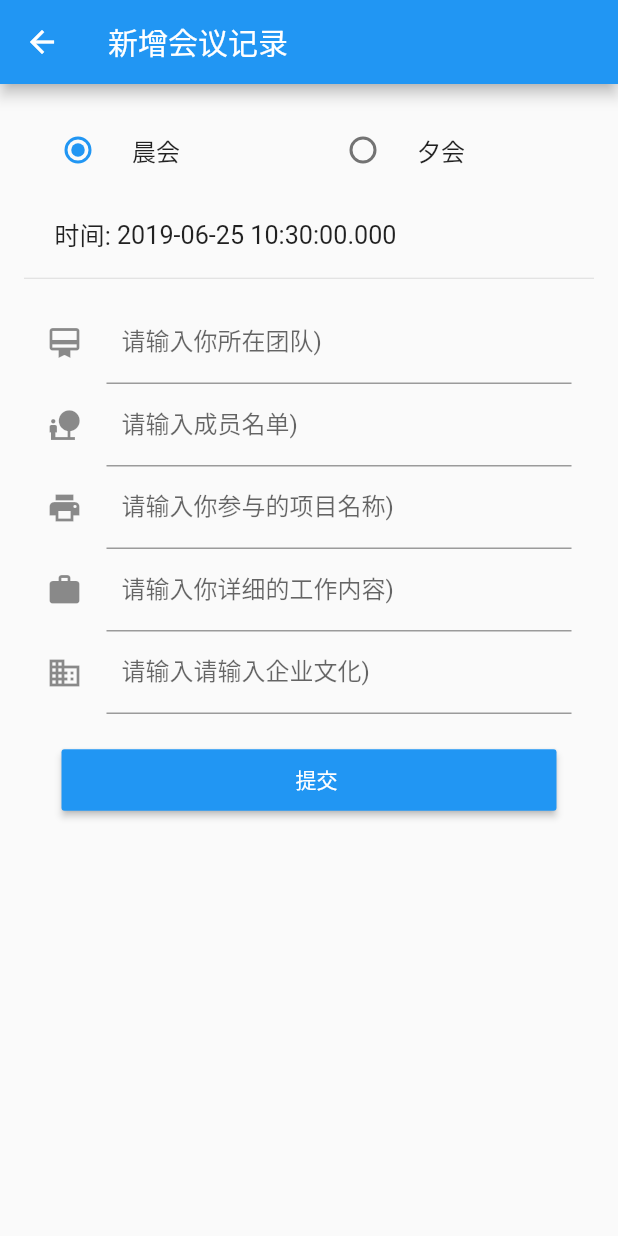
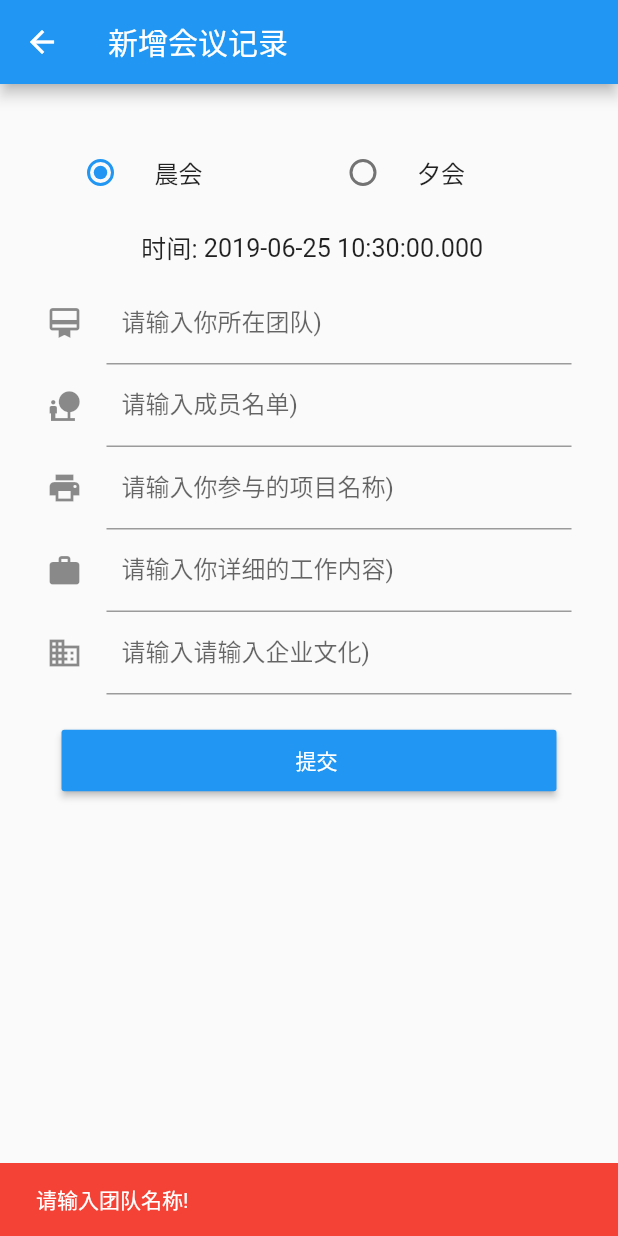
Before and after one commit to solopor/Mite, a Flutter app: the PageMeetingAdd screen opened directly, after a tap on "提交", on a phone screen of 412 x 824 dp. Run offline on Flutter 3.47's test engine with Material 2 defaults, Android fonts, the phone set to English and light mode, and no system bars; our stand-ins replace sqflite; accounts and stored records are empty.

Commit message:
新增添加记录数据库操作

```diff
--- a/lib/page_meeting_add.dart
+++ b/lib/page_meeting_add.dart
@@ -1,9 +1,7 @@
 import 'package:flutter/material.dart';
-import 'package:marquee_flutter/marquee_flutter.dart';
-
-import 'package:mite/db/table/metting_record.dart';
 import 'package:mite/db/db_action_impl.dart';
 import 'package:mite/db/db_action.dart';
+import 'package:mite/db/table/metting_record.dart';
 
 //text: "客户第一 | 团结协作 | 重在执行 | 激情澎湃 | 积德行善",
 // ignore: must_be_immutable
@@ -38,9 +36,6 @@ class PageMeetingAddState extends State<PageMeetingAdd> {
               //显式指定对齐方式为左对齐，排除对齐干扰
               crossAxisAlignment: CrossAxisAlignment.start,
               children: <Widget>[
-            MeetingType(),
-            MeetingAddTime(),
-            new Divider(height: 1.0),
                 MeetingContentInput(),
               ],
             ),
@@ -62,170 +57,10 @@ class MeetingContentInputState extends State<MeetingContentInput> {
   var projectName;
   var workConent;
   var culture;
-
-  @override
-  void initState() {
-    super.initState();
-  }
-
-  @override
-  Widget build(BuildContext context) {
-    return Container(
-      margin: EdgeInsets.only(left: 15, top: 15, right: 15),
-      child: Column(
-        children: <Widget>[
-          _buildTeamName(),
-          _buildMemberName(),
-          _buildProjectName(),
-          _buildWorkContent(),
-          _buildCulture(),
-          _buildSubmitBtn()
-        ],
-      ),
-    );
-  }
-
-  _buildTeamName() {
-    return TextField(
-      keyboardType: TextInputType.number,
-      decoration: InputDecoration(
-        contentPadding: EdgeInsets.all(10.0),
-        icon: Icon(Icons.card_membership),
-        labelText: '请输入你所在团队)',
-      ),
-      onChanged: getInputGroupName,
-      autofocus: false,
-    );
-  }
-
-  _buildMemberName() {
-    return TextField(
-      keyboardType: TextInputType.number,
-      decoration: InputDecoration(
-        contentPadding: EdgeInsets.all(10.0),
-        icon: Icon(Icons.nature_people),
-        labelText: '请输入成员名单)',
-      ),
-      onChanged: getInputMember,
-      autofocus: false,
-    );
-  }
-
-  _buildProjectName() {
-    return TextField(
-      keyboardType: TextInputType.number,
-      decoration: InputDecoration(
-        contentPadding: EdgeInsets.all(10.0),
-        icon: Icon(Icons.print),
-        labelText: '请输入你参与的项目名称)',
-      ),
-      onChanged: getInputProjectName,
-      autofocus: false,
-    );
-  }
-
-  _buildWorkContent() {
-    return TextField(
-      keyboardType: TextInputType.number,
-      decoration: InputDecoration(
-        contentPadding: EdgeInsets.all(10.0),
-        icon: Icon(Icons.work),
-        labelText: '请输入你详细的工作内容)',
-      ),
-      onChanged: getInputWorkContent,
-      autofocus: false,
-    );
-  }
-
-  _buildCulture() {
-    return TextField(
-      keyboardType: TextInputType.number,
-      decoration: InputDecoration(
-        contentPadding: EdgeInsets.all(10.0),
-        icon: Icon(Icons.business),
-        labelText: '请输入请输入企业文化)',
-      ),
-      onChanged: getInputWorkCulture,
-      autofocus: false,
-    );
-  }
-
-  _buildSubmitBtn() {
-    return new Padding(
-      padding: new EdgeInsets.fromLTRB(10.0, 20.0, 10.0, 20.0),
-      child: new Row(
-        children: <Widget>[
-          new Expanded(
-            child: new RaisedButton(
-              onPressed: submit,
-              //通过控制 Text 的边距来控制控件的高度
-              child: new Padding(
-                padding: new EdgeInsets.fromLTRB(10.0, 10.0, 0.0, 10.0),
-                child: new Text("提交"),
-              ),
-              color: Colors.blue,
-              textColor: Colors.white,
-            ),
-          ),
-        ],
-      ),
-    );
-  }
-
-  void submit() {
-    print("groupName" +
-        groupName +
-        "\n" +
-        "projectName" +
-        projectName +
-        "\n" +
-        "workConent" +
-        workConent +
-        "\n" +
-        "culture" +
-        culture +
-        "\n" +
-        "memberName" +
-        memberName +
-        "\n");
-  }
-
-//
-  ///获取团队名称
-  void getInputGroupName(String value) {
-    groupName = value;
-  }
-
-  ///获取项目名称
-  void getInputProjectName(String value) {
-    projectName = value;
-  }
-
-  ///获取详细的工作内容
-  void getInputWorkContent(String value) {
-    workConent = value;
-  }
-
-  ///获取企业文化
-  void getInputWorkCulture(String value) {
-    culture = value;
-  }
-
-  ///获取成员组成
-  void getInputMember(String value) {
-    memberName = value;
-  }
-}
-
-class MeetingAddTime extends StatefulWidget {
-  @override
-  State<StatefulWidget> createState() {
-    return new MeetingAddTimeState();
-  }
-}
-
-class MeetingAddTimeState extends State<MeetingAddTime> {
+  var meetingType = "TYPE_MORING";
   var dateTime;
+  final DbAction dbAction = new DbActionImpl();
+  var result;
 
   @override
   void initState() {
@@ -235,37 +70,24 @@ class MeetingAddTimeState extends State<MeetingAddTime> {
 
   @override
   Widget build(BuildContext context) {
-    return Padding(
-      padding: EdgeInsets.all(16.0),
-      child: Row(
-          mainAxisSize: MainAxisSize.min,
-          mainAxisAlignment: MainAxisAlignment.center,
+    return Container(
+      margin: EdgeInsets.only(left: 15, top: 15, right: 15),
+      child: Column(
         children: <Widget>[
-            Text(
-              " 时间: ",
-              textScaleFactor: 1.2,
+          _buildMeetingType(),
+          _buildTime(),
+          _buildTeamName(),
+          _buildMemberName(),
+          _buildProjectName(),
+          _buildWorkContent(),
+          _buildCulture(),
+          _buildSubmitBtn(context)
+        ],
       ),
-            Text(
-              dateTime.toString(),
-              textScaleFactor: 1.2,
-            ),
-          ]),
     );
   }
-}
 
-class MeetingType extends StatefulWidget {
-  @override
-  State<StatefulWidget> createState() {
-    return new MeetingTypeState();
-  }
-}
-
-class MeetingTypeState extends State<MeetingType> {
-  String meetingType = "TYPE_MORING";
-
-  @override
-  Widget build(BuildContext context) {
+  _buildMeetingType() {
     return Row(
       children: <Widget>[
         Flexible(
@@ -295,149 +117,202 @@ class MeetingTypeState extends State<MeetingType> {
       ],
     );
   }
+
+  _buildTime() {
+    return Padding(
+      padding: EdgeInsets.all(10.0),
+      child: Row(
+          mainAxisSize: MainAxisSize.min,
+          mainAxisAlignment: MainAxisAlignment.start,
+          children: <Widget>[
+            Text(
+              " 时间: ",
+              textScaleFactor: 1.2,
+            ),
+            Text(
+              dateTime.toString(),
+              textScaleFactor: 1.2,
+            ),
+          ]),
+    );
   }
 
-//  DateTime _dateTime;
-//  var result;
-//  DbAction dbAction = new DbActionImpl();
-//  var groupName;
-//  var memberName;
-//  var projectName;
-//  var workConent;
-//  var culture;
-//  String meetingType = 'TYPE_MORING';
-//  _dateTime = new DateTime.now();
+  _buildTeamName() {
+    return TextField(
+      keyboardType: TextInputType.text,
+      decoration: InputDecoration(
+        contentPadding: EdgeInsets.all(10.0),
+        icon: Icon(Icons.card_membership),
+        labelText: '请输入你所在团队)',
+      ),
+      onChanged: getInputGroupName,
+      autofocus: false,
+    );
+  }
 
-//  @override
-//  Widget build(BuildContext context) {
-//    return Scaffold(
-//        appBar: AppBar(
-//          title: Text('新增会议记录'),
-//        ),
-//        body: Column(
-//          //测试Row对齐方式，排除Column默认居中对齐的干扰
-//          crossAxisAlignment: CrossAxisAlignment.start,
-//          children: <Widget>[
-//            Row(
-//              children: <Widget>[
-//                Flexible(
-//                  child: RadioListTile<String>(
-//                    value: 'TYPE_MORING',
-//                    title: Text('晨会'),
-//                    groupValue: meetingType,
-//                    onChanged: (value) {
-//                      setState(() {
-//                        meetingType = value;
-//                      });
-//                    },
-//                  ),
-//                ),
-//                Flexible(
-//                  child: RadioListTile<String>(
-//                    value: 'TYPE_EVENING',
-//                    title: Text('夕会'),
-//                    groupValue: meetingType,
-//                    onChanged: (value) {
-//                      setState(() {
-//                        meetingType = value;
-//                      });
-//                    },
-//                  ),
-//                ),
-//              ],
-//            ),
-//            Row(
-//              mainAxisSize: MainAxisSize.min,
-//              mainAxisAlignment: MainAxisAlignment.center,
-//              children: <Widget>[
-//                Text(
-//                  " 时间: ",
-//                  textScaleFactor: 1.2,
-//                ),
-//                Text(
-//                  _dateTime.toString(),
-//                  textScaleFactor: 1.2,
-//                ),
-//              ],
-//            ),
-//            TextField(
-//              keyboardType: TextInputType.number,
-//              decoration: InputDecoration(
-//                contentPadding: EdgeInsets.all(10.0),
-//                icon: Icon(Icons.text_fields),
-//                labelText: '请输入你所在团队)',
-//                helperText: '请输入你的团队名称',
-//              ),
-//              onChanged: getInputGroupName,
-//              autofocus: false,
-//            ),
-//            TextField(
-//              keyboardType: TextInputType.number,
-//              decoration: InputDecoration(
-//                contentPadding: EdgeInsets.all(10.0),
-//                icon: Icon(Icons.text_fields),
-//                labelText: '请输入成员名单)',
-//                helperText: '请输入你的成员',
-//              ),
-//              onChanged: getInputMember,
-//              autofocus: false,
-//            ),
-//            TextField(
-//              keyboardType: TextInputType.number,
-//              decoration: InputDecoration(
-//                contentPadding: EdgeInsets.all(10.0),
-//                icon: Icon(Icons.text_fields),
-//                labelText: '请输入项目)',
-//                helperText: '请输入你参与的项目名称',
-//              ),
-//              onChanged: getInputProjectName,
-//              autofocus: false,
-//            ),
-//            TextField(
-//              keyboardType: TextInputType.number,
-//              decoration: InputDecoration(
-//                contentPadding: EdgeInsets.all(10.0),
-//                icon: Icon(Icons.text_fields),
-//                labelText: '请输入你的工作内容)',
-//                helperText: '请输入你详细的工作内容',
-//              ),
-//              onChanged: getInputWorkContent,
-//              autofocus: false,
-//            ),
-//            TextField(
-//              keyboardType: TextInputType.number,
-//              decoration: InputDecoration(
-//                contentPadding: EdgeInsets.all(10.0),
-//                icon: Icon(Icons.text_fields),
-//                labelText: '请输入企业文化)',
-//                helperText: '请输入请输入企业文化',
-//              ),
-//              onChanged: getInputWorkCulture,
-//              autofocus: false,
-//            ),
-//            new Padding(
-//              padding: new EdgeInsets.fromLTRB(10.0, 20.0, 10.0, 20.0),
-//              child: new Row(
-//                children: <Widget>[
-//                  new Expanded(
-//                    child: new RaisedButton(
-//                      onPressed: submit,
-//                      //通过控制 Text 的边距来控制控件的高度
-//                      child: new Padding(
-//                        padding: new EdgeInsets.fromLTRB(10.0, 10.0, 0.0, 10.0),
-//                        child: new Text("提交"),
-//                      ),
-//                      color: Colors.blue,
-//                      textColor: Colors.white,
-//                    ),
-//                  ),
-//                ],
-//              ),
-//            ),
-//          ],
-//        ));
-//  }
+  _buildMemberName() {
+    return TextField(
+      keyboardType: TextInputType.text,
+      decoration: InputDecoration(
+        contentPadding: EdgeInsets.all(10.0),
+        icon: Icon(Icons.nature_people),
+        labelText: '请输入成员名单)',
+      ),
+      onChanged: getInputMember,
+      autofocus: false,
+    );
+  }
+
+  _buildProjectName() {
+    return TextField(
+      keyboardType: TextInputType.text,
+      decoration: InputDecoration(
+        contentPadding: EdgeInsets.all(10.0),
+        icon: Icon(Icons.print),
+        labelText: '请输入你参与的项目名称)',
+      ),
+      onChanged: getInputProjectName,
+      autofocus: false,
+    );
+  }
+
+  _buildWorkContent() {
+    return TextField(
+      keyboardType: TextInputType.text,
+      decoration: InputDecoration(
+        contentPadding: EdgeInsets.all(10.0),
+        icon: Icon(Icons.work),
+        labelText: '请输入你详细的工作内容)',
+      ),
+      onChanged: getInputWorkContent,
+      autofocus: false,
+    );
+  }
+
+  _buildCulture() {
+    return TextField(
+      keyboardType: TextInputType.text,
+      decoration: InputDecoration(
+        contentPadding: EdgeInsets.all(10.0),
+        icon: Icon(Icons.business),
+        labelText: '请输入请输入企业文化)',
+      ),
+      onChanged: getInputWorkCulture,
+      autofocus: false,
+    );
+  }
+
+  _buildSubmitBtn(BuildContext context) {
+    return new Padding(
+      padding: new EdgeInsets.fromLTRB(10.0, 20.0, 10.0, 20.0),
+      child: new Row(
+        children: <Widget>[
+          new Expanded(
+            child: new RaisedButton(
+              onPressed: () {
+                submit(context);
+              },
+              //通过控制 Text 的边距来控制控件的高度
+              child: new Padding(
+                padding: new EdgeInsets.fromLTRB(10.0, 10.0, 0.0, 10.0),
+                child: new Text("提交"),
+              ),
+              color: Colors.blue,
+              textColor: Colors.white,
+            ),
+          ),
+        ],
+      ),
+    );
+  }
+
+  void submit(BuildContext context) async {
+    String time = dateTime.toString().split(".")[0];
+
+    if (meetingType == null || meetingType.length < 1) {
+      showMsg(context, "请选择会议类型!");
+      return;
+    }
+
+    if (time == null || time.length < 1) {
+      showMsg(context, "获取时间失败!");
+      return;
+    }
+
+    if (groupName == null || groupName.length < 1) {
+      showMsg(context, "请输入团队名称!");
+      return;
+    }
+
+    if (projectName == null || projectName.length < 1) {
+      showMsg(context, "请输入项目名称!");
+      return;
+    }
+
+    if (workConent == null || workConent.length < 1) {
+      showMsg(context, "请输入工作内容!");
+      return;
+    }
+
+    if (memberName == null || memberName.length < 1) {
+      showMsg(context, "请输入成员名单!");
+      return;
+    }
+
+    if (culture == null || culture.length < 1) {
+      showMsg(context, "请输入企业文化!");
+      return;
+    }
+
+    Map<String, dynamic> row = {
+      MeetingRecord.columnGroupName: groupName,
+      MeetingRecord.columnProjectName: projectName,
+      MeetingRecord.columnDate: dateTime.toString().split(".")[0],
+      MeetingRecord.columnWorkDetail: workConent,
+      MeetingRecord.columnCulture: culture,
+      MeetingRecord.columnMember: memberName
+    };
+    final id = await dbAction.insert(MeetingRecord.table, row);
+    if (id > 0) {
+      showMsg(context, "添加成功！");
+    } else {
+      showMsg(context, "添加失败！");
+    }
+  }
+
 //
-//  void _textFieldChanged(String str) {
-//    print(str);
-//  }
+  ///获取团队名称
+  void getInputGroupName(String value) {
+    groupName = value;
+  }
+
+  ///获取项目名称
+  void getInputProjectName(String value) {
+    projectName = value;
+  }
+
+  ///获取详细的工作内容
+  void getInputWorkContent(String value) {
+    workConent = value;
+  }
+
+  ///获取企业文化
+  void getInputWorkCulture(String value) {
+    culture = value;
+  }
+
+  ///获取成员组成
+  void getInputMember(String value) {
+    memberName = value;
+  }
+
+  void showMsg(BuildContext context, String msg) {
+    final snackBar = new SnackBar(
+      content: new Text(msg),
+      backgroundColor: Colors.red,
+      duration: Duration(seconds: 1),
+    );
+    Scaffold.of(context).showSnackBar(snackBar);
+  }
+
+}
--- a/pubspec.yaml
+++ b/pubspec.yaml
@@ -27,7 +27,6 @@ dependencies:
   cupertino_icons: ^0.1.2
   sqflite: ^1.0.0
   path_provider: ^0.4.1
-  marquee_flutter: ^0.1.2
 
 dev_dependencies:
   flutter_test:
```
Lines whose indentation alone changed are shown as unchanged.
